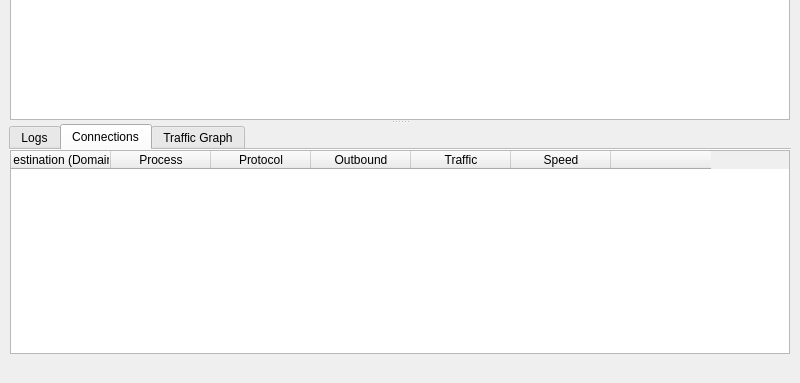
Qt form upstream/include/ui/mainwindow.ui (hopol/throne-mirror) before a commit; both pictures show x 0 to 800 and y 217 to 600 of the 800 by 600 pixel window.
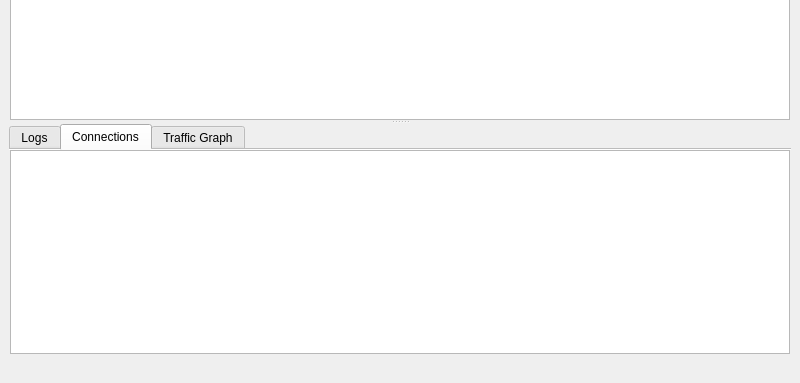
The same form after that commit. The open tabs and pages were chosen to show the change. Icons and pictures are not drawn. Custom widgets are drawn as their Qt base class.

What changed in the file:
```diff
--- a/upstream/include/ui/mainwindow.ui
+++ b/upstream/include/ui/mainwindow.ui
@@ -569,63 +569,10 @@
                 <number>0</number>
                </property>
                <item>
-                <widget class="QTableWidget" name="connections">
+                <widget class="QTableView" name="connections">
                  <property name="autoFillBackground">
                   <bool>false</bool>
                  </property>
-                 <column>
-                  <property name="text">
-                   <string>Destination (Domain)</string>
-                  </property>
-                  <property name="toolTip">
-                   <string>Click To Disable Sorting</string>
-                  </property>
-                 </column>
-                 <column>
-                  <property name="text">
-                   <string>Process</string>
-                  </property>
-                  <property name="toolTip">
-                   <string>Click To Sort By Process</string>
-                  </property>
-                 </column>
-                 <column>
-                  <property name="text">
-                   <string>Protocol</string>
-                  </property>
-                  <property name="toolTip">
-                   <string>Click To Sort By Protocol</string>
-                  </property>
-                 </column>
-                 <column>
-                  <property name="text">
-                   <string>Outbound</string>
-                  </property>
-                  <property name="toolTip">
-                   <string>Click To Sort By Outbound</string>
-                  </property>
-                 </column>
-                 <column>
-                  <property name="text">
-                   <string>Traffic</string>
-                  </property>
-                  <property name="toolTip">
-                   <string>Click to sort by traffic; right-click to choose total/down/up</string>
-                  </property>
-                 </column>
-                 <column>
-                  <property name="text">
-                   <string>Speed</string>
-                  </property>
-                  <property name="toolTip">
-                   <string>Click to sort by speed; right-click to choose total/down/up</string>
-                  </property>
-                 </column>
-                 <column>
-                  <property name="text">
-                   <string notr="true"/>
-                  </property>
-                 </column>
                 </widget>
                </item>
               </layout>
```
